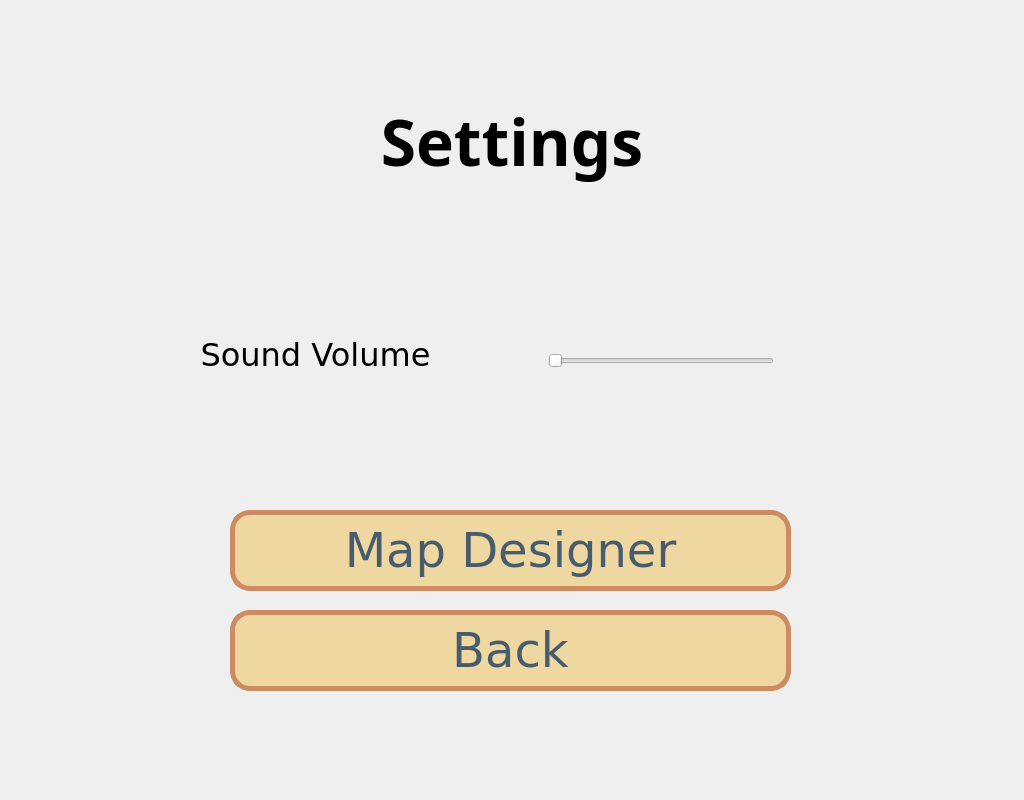
Above: settings.ui from hassanashr/FINALPROJECT before the change. Below: the same form after it.
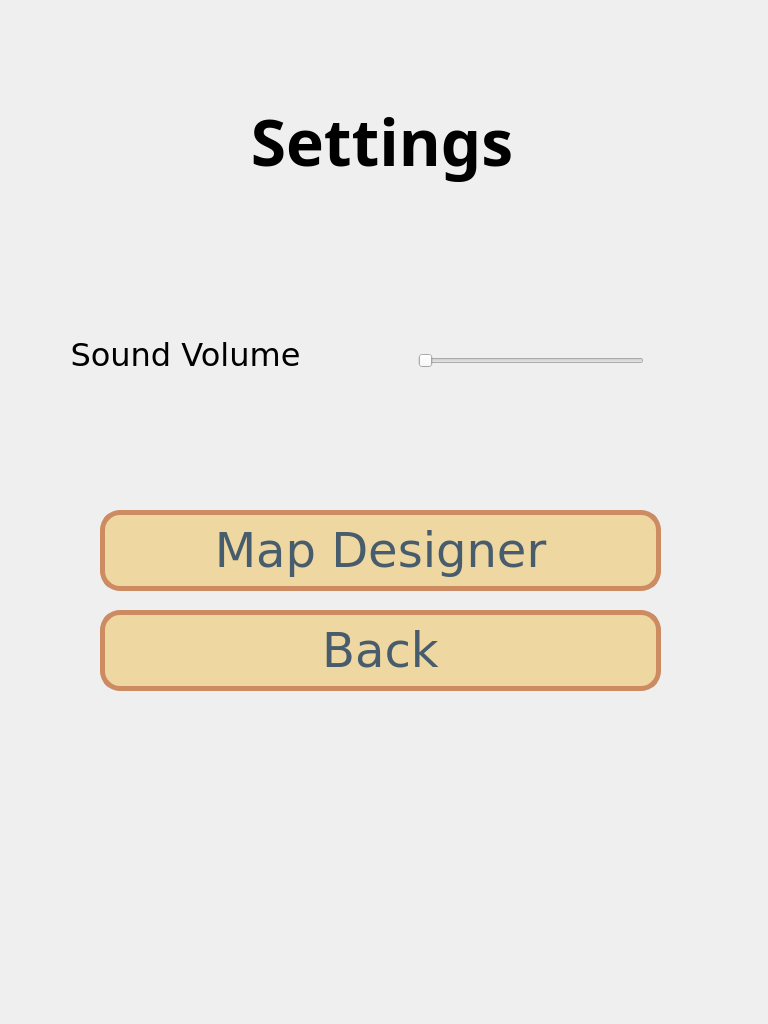
That is the form after the change.

Commit message: Finalized windows

Diff of the .ui file:
```diff
--- a/settings.ui
+++ b/settings.ui
@@ -6,8 +6,8 @@
    <rect>
     <x>0</x>
     <y>0</y>
-    <width>1024</width>
-    <height>800</height>
+    <width>768</width>
+    <height>1024</height>
    </rect>
   </property>
   <property name="windowTitle">
@@ -16,7 +16,7 @@
   <widget class="QLabel" name="sound_value">
    <property name="geometry">
     <rect>
-     <x>790</x>
+     <x>660</x>
      <y>350</y>
      <width>71</width>
      <height>20</height>
@@ -37,7 +37,7 @@
   <widget class="QSlider" name="sound">
    <property name="geometry">
     <rect>
-     <x>548</x>
+     <x>418</x>
      <y>350</y>
      <width>226</width>
      <height>22</height>
@@ -73,7 +73,7 @@
   <widget class="QLabel" name="sound_label">
    <property name="geometry">
     <rect>
-     <x>150</x>
+     <x>20</x>
      <y>320</y>
      <width>331</width>
      <height>71</height>
@@ -94,7 +94,7 @@
   <widget class="QLabel" name="label">
    <property name="geometry">
     <rect>
-     <x>197</x>
+     <x>67</x>
      <y>50</y>
      <width>630</width>
      <height>181</height>
@@ -117,7 +117,7 @@
   <widget class="QPushButton" name="back">
    <property name="geometry">
     <rect>
-     <x>230</x>
+     <x>100</x>
      <y>610</y>
      <width>561</width>
      <height>81</height>
@@ -149,7 +149,7 @@
   <widget class="QPushButton" name="map_design">
    <property name="geometry">
     <rect>
-     <x>230</x>
+     <x>100</x>
      <y>510</y>
      <width>561</width>
      <height>81</height>
```
The commit also changes 4 other files.
